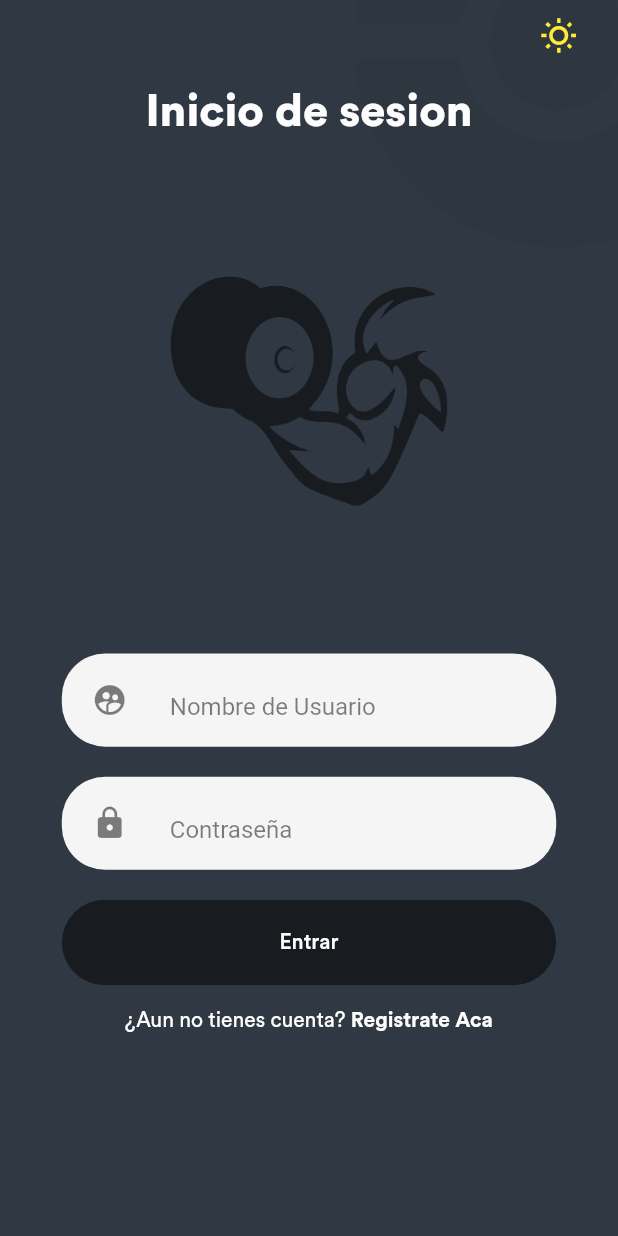
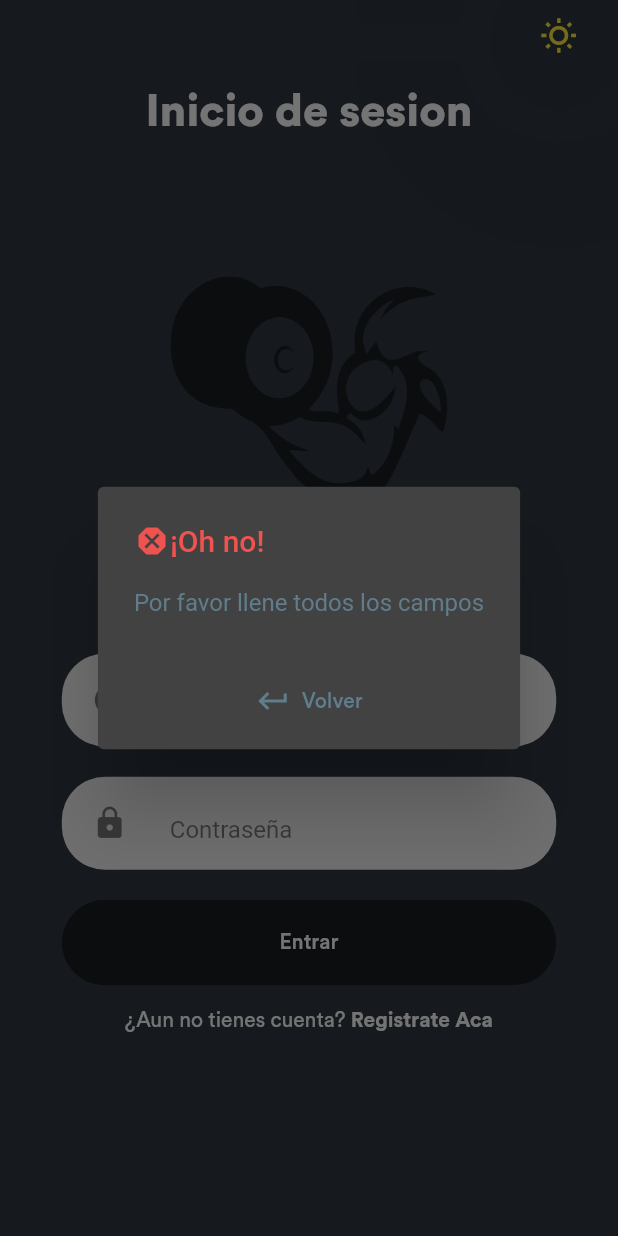
Before and after one commit to Godiex/gym_project, a Flutter app: the screen it shows after launch, after a tap on "Entrar", on a phone screen of 412 x 824 dp. Run offline on Flutter 3.47's test engine with Material 2 defaults, Android fonts, the phone set to English and light mode, and no system bars; our stand-ins replace bloc, cached_network_image, dio, flutter_bloc, sliding_up_panel, stream_transform; missing offline and left inert: cached_network_image_platform_interface, dio_http_cache.

Commit message:
ajuste login_form.dart

```diff
--- a/lib/ui/screens/login/sections/login_form.dart
+++ b/lib/ui/screens/login/sections/login_form.dart
@@ -33,6 +33,9 @@ class LoginForm extends StatelessWidget {
     }
 
     void login(){
+      if(passwordController.text.isEmpty && userNameController.text.isEmpty){
+        globalDialog.seeDialogError(context, 'Por favor llene todos los campos');
+      }
       if(passwordController.text.isNotEmpty && userNameController.text.isNotEmpty){
         int exist = users.indexWhere((user) => user.password == passwordController.text && user.userName == userNameController.text);
         if(exist == -1){
```
